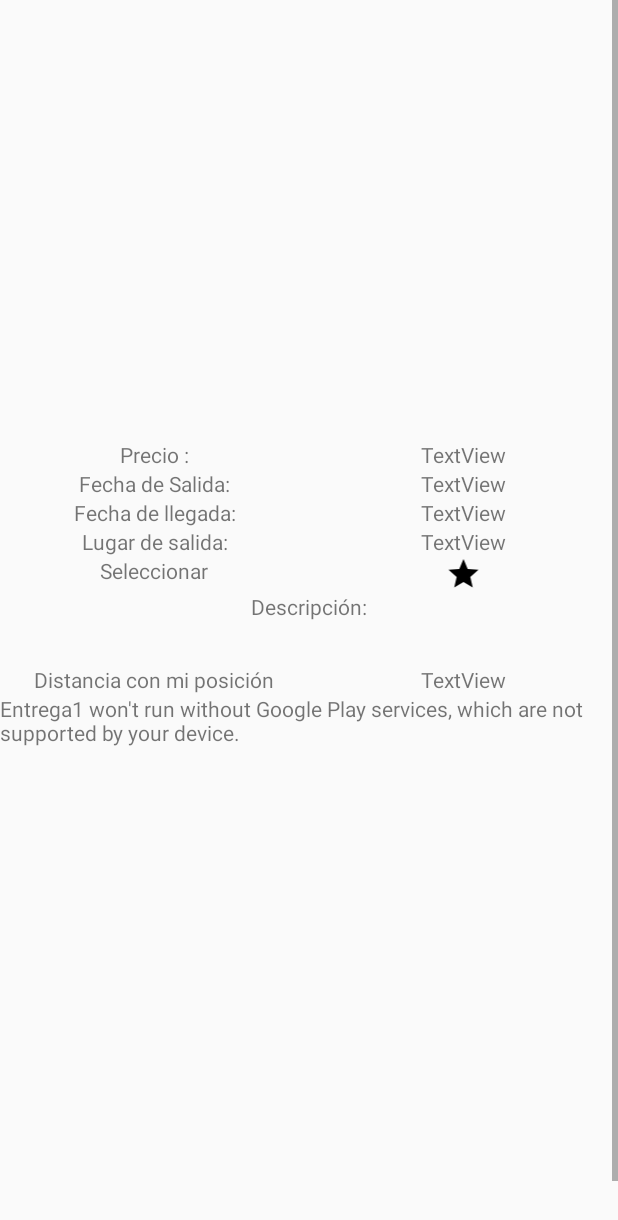
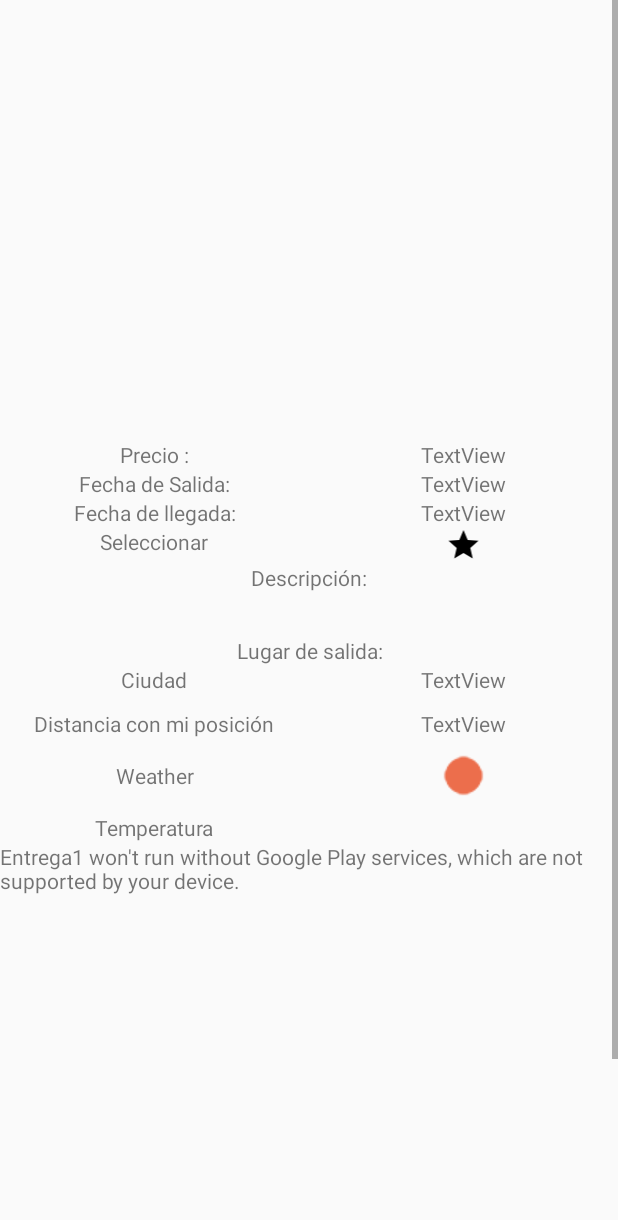
Before and after one commit to Xiirf/S5_Entragable1, an Android app: the ViajeDisplayActivity screen opened directly, with no data from a screen before it, on a phone screen of 412 x 824 dp. Shown: the top 1220 px of the screen. Run offline under Robolectric (Android 15) with nearby library versions, the phone set to English and light mode, and no system bars; our stand-ins replace Firebase (no records; nobody signed in at launch, a user with empty details on screens opened directly), Picasso; pictures from the network do not load; 11 statements that could not run were skipped.

Commit message:
add weather on display viaje

```diff
--- a/app/build.gradle
+++ b/app/build.gradle
@@ -53,6 +53,8 @@ dependencies {
     implementation 'com.github.bumptech.glide:glide:4.9.0'
     implementation 'com.google.android.gms:play-services-location:17.0.0'
     implementation 'com.google.android.gms:play-services-maps:17.0.0'
+    implementation 'com.squareup.retrofit2:retrofit:2.8.1'
+    compile 'com.squareup.retrofit2:converter-gson:2.1.0'
 }
 
 apply plugin: 'com.google.gms.google-services'
--- a/app/src/main/java/com/example/entrega1/ViajesActivity.java
+++ b/app/src/main/java/com/example/entrega1/ViajesActivity.java
@@ -66,7 +66,7 @@ public class ViajesActivity extends AppCompatActivity {
         refViaje = firebaseDatabaseService.getTravels();
         refUserViajes = firebaseDatabaseService.getUserTravels();
         //Generate some trips and save them in database
-        genTravelAndSaveThem(20);
+        //genTravelAndSaveThem(20);
         getViajes(new FirebaseCallback() {
             @Override
             public void onCallback(List<Viaje> listV) {
--- a/app/src/main/java/com/example/entrega1/entity/Viaje.java
+++ b/app/src/main/java/com/example/entrega1/entity/Viaje.java
@@ -166,7 +166,7 @@ public class Viaje implements Serializable {
             String descripcion = "Lorem ipsum dolor sit amet, consectetur adipiscing elit. Nunc sit amet libero vehicula, molestie sapien id, placerat nulla. Nullam volutpat augue sed lorem pellentesque dapibus. Duis maximus, dolor et accumsan blandit, velit ex fringilla risus, sed congue augue justo at nisl. Integer volutpat maximus fermentum. Donec nec suscipit libero, eu maximus dui. Aenean imperdiet porttitor nisl, tristique pharetra massa eleifend eget. Mauris ullamcorper turpis sit amet volutpat cursus. Donec at arcu non ante commodo interdum quis eu leo. Fusce mollis tellus nibh, id tempus nibh fermentum eu. Morbi ut enim rhoncus, interdum felis vitae, mattis justo. Aliquam semper lacus at risus pharetra elementum.\n" +
                     "\n" +
                     "Mauris magna arcu, volutpat vel malesuada sit amet, efficitur a justo. Praesent aliquet euismod pellentesque. Phasellus facilisis ante vitae massa pretium, ut ullamcorper lorem tincidunt. Sed tempus ac ex non interdum. Aenean tellus nunc, porttitor ut dui in, tempor placerat quam. Integer nec urna blandit, aliquet arcu vitae, venenatis magna. Nullam mattis libero justo, vel consequat elit mollis at. Curabitur finibus lacinia bibendum. Phasellus euismod, eros et vehicula luctus, mi nisi consequat justo, at varius magna mi id nisi. Maecenas ipsum ante, blandit vitae ante quis, posuere venenatis nisi. Suspendisse placerat lorem sed massa rhoncus maximus. Nunc in mauris accumsan, placerat quam vitae, facilisis diam. Cras vitae nunc diam. Aliquam in rutrum nisi.";
-            viajes.add(new Viaje(fechasInicio, fechasFin, lugarSalida, nombre, url, precio, descripcion, false, longitude, latitude));
+            viajes.add(new Viaje(fechasInicio, fechasFin, nombre, lugarSalida, url, precio, descripcion, false, longitude, latitude));
         }
         return viajes;
     }
--- /dev/null
+++ b/app/src/main/java/com/example/entrega1/resttypes/WeatherRetrofitInterface.java
@@ -0,0 +1,12 @@
+package com.example.entrega1.resttypes;
+
+import retrofit2.Call;
+import retrofit2.http.GET;
+import retrofit2.http.Query;
+
+public interface WeatherRetrofitInterface {
+    @GET("data/2.5/weather")
+    Call<WeatherResponse> getCurrentWeather(@Query("lat") float lat,
+                                            @Query("lon") float lon,
+                                            @Query("appid") String key);
+}
--- a/app/src/main/res/layout/activity_viaje_display.xml
+++ b/app/src/main/res/layout/activity_viaje_display.xml
@@ -126,31 +126,6 @@
                     android:weightSum="2">
 
                     <TextView
-                        android:id="@+id/textView13"
-                        android:layout_width="0dp"
-                        android:layout_height="wrap_content"
-                        android:layout_weight="1"
-                        android:gravity="center"
-                        android:justificationMode="inter_word"
-                        android:text="@string/lugar_de_salida" />
-
-                    <TextView
-                        android:id="@+id/textViewDisplayLugarSalida"
-                        android:layout_width="0dp"
-                        android:layout_height="wrap_content"
-                        android:layout_weight="1"
-                        android:gravity="center"
-                        android:justificationMode="inter_word"
-                        android:text="@string/textview" />
-                </LinearLayout>
-
-                <LinearLayout
-                    android:layout_width="match_parent"
-                    android:layout_height="wrap_content"
-                    android:orientation="horizontal"
-                    android:weightSum="2">
-
-                    <TextView
                         android:id="@+id/textView14"
                         android:layout_width="0dp"
                         android:layout_height="wrap_content"
@@ -193,6 +168,40 @@
 
                 </LinearLayout>
 
+                <TextView
+                    android:id="@+id/textView13"
+                    android:layout_width="match_parent"
+                    android:layout_height="wrap_content"
+                    android:layout_marginTop="10dp"
+                    android:layout_weight="1"
+                    android:gravity="center"
+                    android:justificationMode="inter_word"
+                    android:text="@string/lugar_de_salida" />
+
+                <LinearLayout
+                    android:layout_width="match_parent"
+                    android:layout_height="wrap_content"
+                    android:orientation="horizontal"
+                    android:weightSum="2">
+
+                    <TextView
+                        android:id="@+id/textView10"
+                        android:layout_width="0dp"
+                        android:layout_height="wrap_content"
+                        android:layout_weight="1"
+                        android:gravity="center"
+                        android:text="@string/ciudad" />
+
+                    <TextView
+                        android:id="@+id/textViewDisplayLugarSalida"
+                        android:layout_width="0dp"
+                        android:layout_height="wrap_content"
+                        android:layout_weight="1"
+                        android:gravity="center"
+                        android:justificationMode="inter_word"
+                        android:text="@string/textview" />
+                </LinearLayout>
+
                 <LinearLayout
                     android:layout_width="match_parent"
                     android:layout_height="match_parent"
@@ -221,6 +230,50 @@
                 <LinearLayout
                     android:layout_width="match_parent"
                     android:layout_height="match_parent"
+                    android:orientation="horizontal"
+                    android:weightSum="2">
+
+                    <TextView
+                        android:id="@+id/textView4"
+                        android:layout_width="match_parent"
+                        android:layout_height="match_parent"
+                        android:layout_weight="1"
+                        android:gravity="center"
+                        android:text="@string/weather" />
+
+                    <ImageView
+                        android:id="@+id/imageViewWeather"
+                        android:layout_width="match_parent"
+                        android:layout_height="wrap_content"
+                        android:layout_weight="1"
+                        android:src="@drawable/clear" />
+                </LinearLayout>
+
+                <LinearLayout
+                    android:layout_width="match_parent"
+                    android:layout_height="match_parent"
+                    android:orientation="horizontal"
+                    android:weightSum="2">
+
+                    <TextView
+                        android:id="@+id/textView9"
+                        android:layout_width="match_parent"
+                        android:layout_height="wrap_content"
+                        android:layout_weight="1"
+                        android:gravity="center"
+                        android:text="@string/temperatura" />
+
+                    <TextView
+                        android:id="@+id/textViewTemperatura"
+                        android:layout_width="match_parent"
+                        android:layout_height="wrap_content"
+                        android:layout_weight="1"
+                        android:gravity="center" />
+                </LinearLayout>
+
+                <LinearLayout
+                    android:layout_width="match_parent"
+                    android:layout_height="match_parent"
                     android:orientation="horizontal">
 
                     <fragment
--- a/app/src/main/res/values/strings.xml
+++ b/app/src/main/res/values/strings.xml
@@ -70,4 +70,8 @@
     <string name="longitude_required">Se debe indicar la longitud</string>
     <string name="distancia_con_mi_posici_n">Distancia con mi posición</string>
     <string name="longitude_invalid">La longitud debe estar entre -180 y 180 no incluido</string>
+    <string name="open_weather_map_api_key">4a73877fd14db76d289ccec1e1e1bf9b</string>
+    <string name="ciudad">Ciudad</string>
+    <string name="weather">Weather</string>
+    <string name="temperatura">Temperatura</string>
 </resources>
```
Also changed, not shown: app/src/main/java/com/example/entrega1/ViajeDisplayActivity.java (+57 -13 lines), app/src/main/java/com/example/entrega1/resttypes/Weather.java (added, +50 -0 lines), app/src/main/java/com/example/entrega1/resttypes/WeatherConditions.java (added, +70 -0 lines), app/src/main/java/com/example/entrega1/resttypes/WeatherLatLng.java (added, +30 -0 lines), app/src/main/java/com/example/entrega1/resttypes/WeatherResponse.java (added, +102 -0 lines), app/src/main/java/com/example/entrega1/resttypes/WeatherWind.java (added, +30 -0 lines), app/src/main/res/drawable/clear.png (added), app/src/main/res/drawable/cloud.png (added), app/src/main/res/drawable/drizzle.png (added), app/src/main/res/drawable/rain.png (added), app/src/main/res/drawable/snow.png (added), app/src/main/res/drawable/thunderstorm.png (added).
